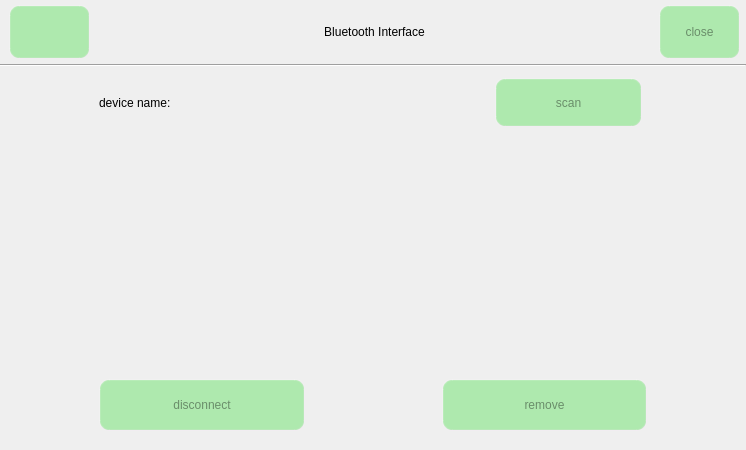
First picture: the form in bluetooth.ui, repository jizizihe/baijie_demo, before the edit.
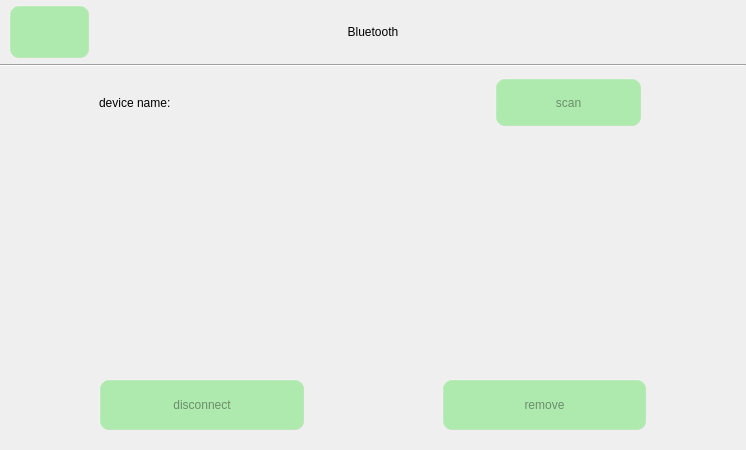
Second picture: the form after the edit. The open tabs and pages were chosen to show the change. Icons and pictures are not drawn. Custom widgets are drawn as their Qt base class.

Diff of the .ui file:
```diff
--- a/bluetooth.ui
+++ b/bluetooth.ui
@@ -103,7 +103,7 @@
      <number>0</number>
     </property>
     <item row="0" column="0">
-     <layout class="QHBoxLayout" name="horizontalLayout" stretch="1,2,3,2,1">
+     <layout class="QHBoxLayout" name="horizontalLayout" stretch="4,8,12,7,5">
       <property name="spacing">
        <number>0</number>
       </property>
@@ -114,7 +114,7 @@
        <number>5</number>
       </property>
       <property name="rightMargin">
-       <number>6</number>
+       <number>9</number>
       </property>
       <property name="bottomMargin">
        <number>5</number>
@@ -170,7 +170,7 @@
       <item>
        <widget class="QLabel" name="label_6">
         <property name="text">
-         <string>Bluetooth Interface</string>
+         <string>Bluetooth</string>
         </property>
         <property name="alignment">
          <set>Qt::AlignCenter</set>
@@ -191,17 +191,27 @@
        </spacer>
       </item>
       <item>
-       <widget class="QPushButton" name="pushButton">
-        <property name="sizePolicy">
-         <sizepolicy hsizetype="Minimum" vsizetype="Minimum">
-          <horstretch>0</horstretch>
-          <verstretch>0</verstretch>
-         </sizepolicy>
+       <layout class="QVBoxLayout" name="verticalLayout_9" stretch="1,6">
+        <property name="spacing">
+         <number>0</number>
         </property>
-        <property name="text">
-         <string>close</string>
-        </property>
-       </widget>
+        <item>
+         <spacer name="verticalSpacer_7">
+          <property name="orientation">
+           <enum>Qt::Vertical</enum>
+          </property>
+          <property name="sizeHint" stdset="0">
+           <size>
+            <width>20</width>
+            <height>13</height>
+           </size>
+          </property>
+         </spacer>
+        </item>
+        <item>
+         <widget class="SwitchControl" name="bluetooth_Switch" native="true"/>
+        </item>
+       </layout>
       </item>
      </layout>
     </item>
@@ -819,6 +829,14 @@
    </property>
   </widget>
  </widget>
+ <customwidgets>
+  <customwidget>
+   <class>SwitchControl</class>
+   <extends>QWidget</extends>
+   <header location="global">switchcontrol.h</header>
+   <container>1</container>
+  </customwidget>
+ </customwidgets>
  <resources>
   <include location="translation.qrc"/>
  </resources>
```
Left out of the diff: 4 changed lines with no effect on the pictures.
